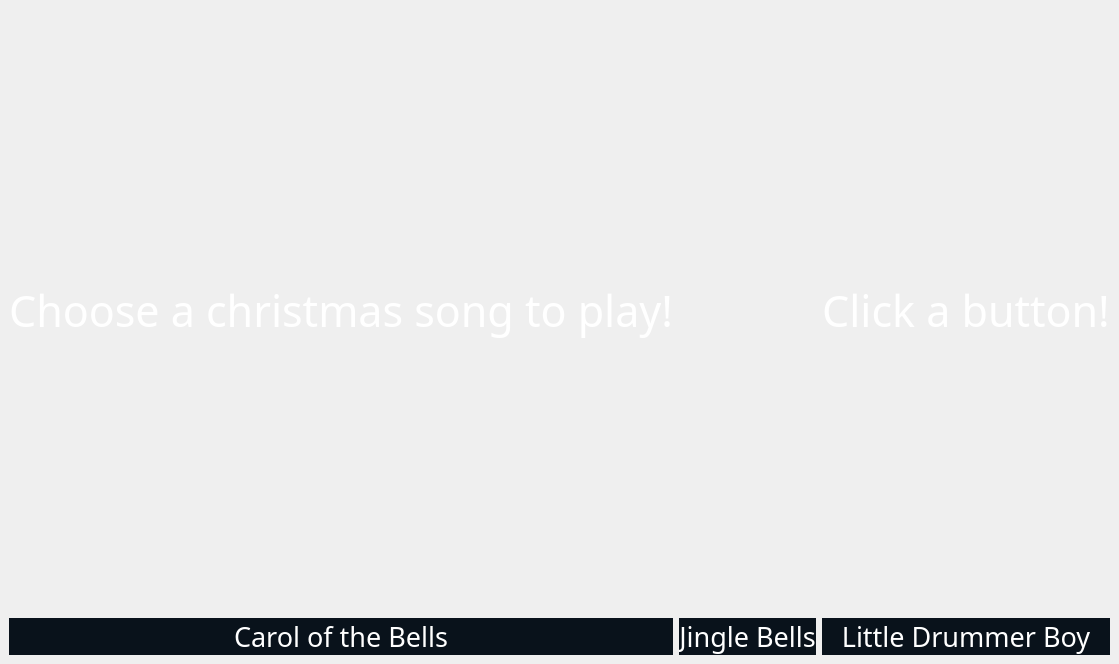
Above: test.ui from JasonLuckow/ProjectLab2 before the change. Below: the same form after it.
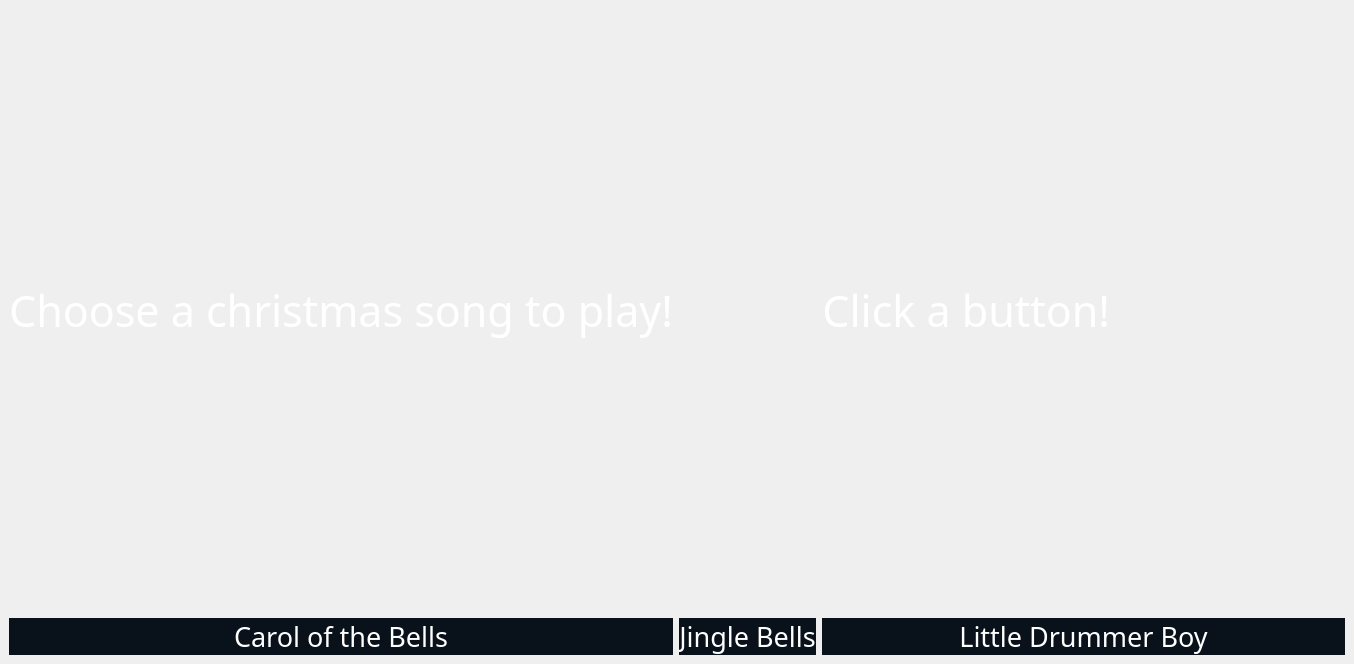
That is the form after the change.

```diff
--- a/test.ui
+++ b/test.ui
@@ -115,7 +115,7 @@
 font: 32pt &quot;SantasSleighFull&quot;;</string>
       </property>
       <property name="text">
-       <string>Click a button!</string>
+       <string>Click a button!                     </string>
       </property>
       <property name="alignment">
        <set>Qt::AlignCenter</set>
```
